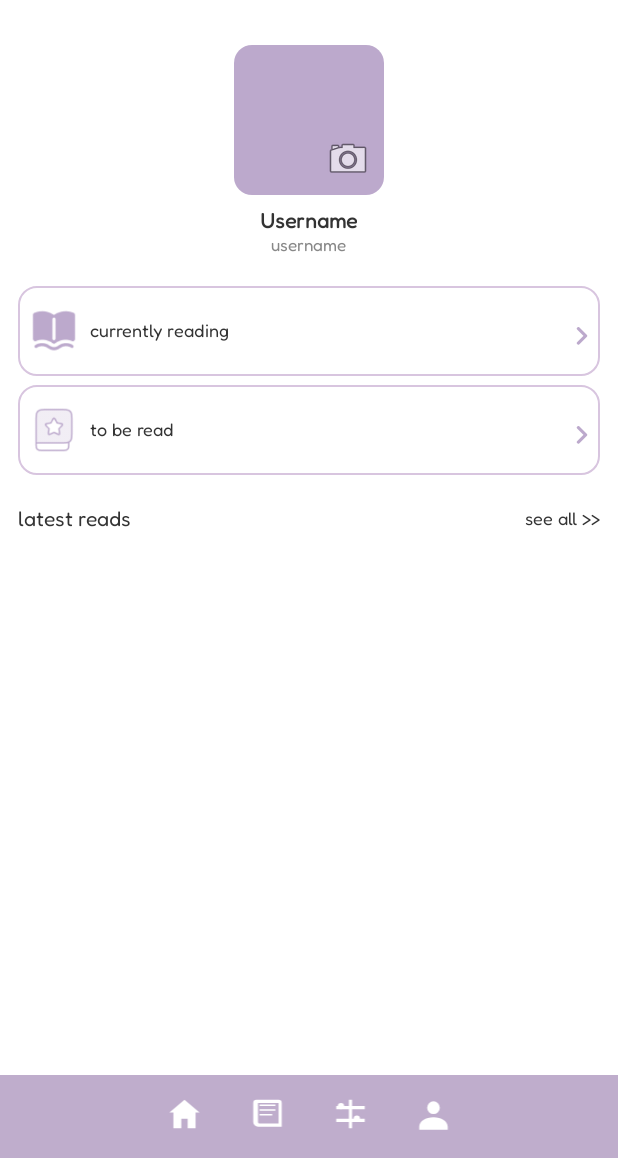
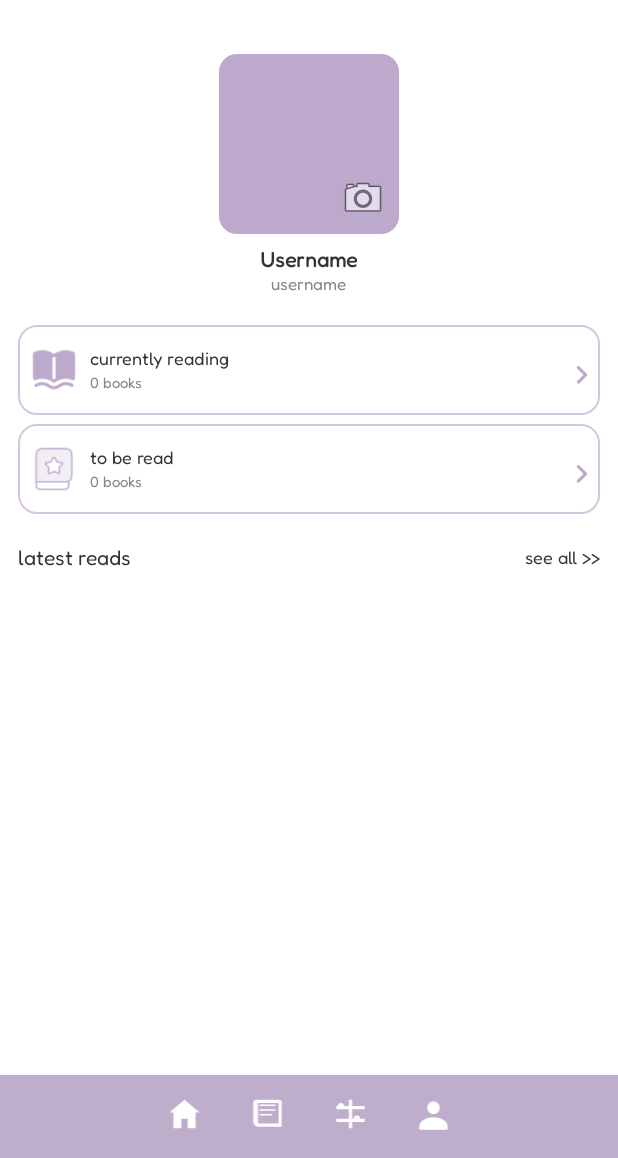
Before and after one commit to oobyruby/bookmark, an Android app: the ProfileActivity screen opened directly, with no data from a screen before it, on a phone screen of 412 x 824 dp, the part 78-1236 px from its top. Run offline under Robolectric (Android 15) with nearby library versions, the phone set to English and light mode, and no system bars; our stand-ins replace Firebase (no records; nobody signed in at launch, a user with empty details on screens opened directly); pictures from the network do not load.

Commit message:
fixed profileActivity to match the wireframes and intended fuctionality (book counter, and fixed latest reads book cover size)

```diff
--- a/app/src/main/java/uws/ac/uk/bookmark/ProfileActivity.java
+++ b/app/src/main/java/uws/ac/uk/bookmark/ProfileActivity.java
@@ -42,6 +42,10 @@ public class ProfileActivity extends AppCompatActivity {
     // used to display the user's  username and handle
     private TextView profileUsername;
     private TextView profileHandle;
+
+    // displays the number of books in each bookshelf
+    private TextView currentlyReadingCount;
+    private TextView toBeReadCount;
 
     // Firebase services
     private FirebaseAuth auth;
@@ -148,6 +152,11 @@ public class ProfileActivity extends AppCompatActivity {
         db = FirebaseFirestore.getInstance();
         // Load the user's completed books for the Profile page
         loadCompletedBooks();
+
+        // connect the bookshelf counters
+        currentlyReadingCount = findViewById(R.id.currentlyReadingCount);
+        toBeReadCount = findViewById(R.id.toBeReadCount);
+
 
         //Connect to the firebase storage bucket
         storage = FirebaseStorage.getInstance(
@@ -492,4 +501,86 @@ public class ProfileActivity extends AppCompatActivity {
                 });
     }
 
+    // load the number of books in each bookshelf
+    private void loadBookshelfCounts() {
+
+        if (auth.getCurrentUser() == null) {
+            return;
+        }
+
+        String userId = auth.getCurrentUser().getUid();
+
+        // count books currently being read
+        loadBookshelfCount(
+                userId,
+                "currently_reading",
+                currentlyReadingCount
+        );
+
+        // count books waiting to be read
+        loadBookshelfCount(
+                userId,
+                "to_be_read",
+                toBeReadCount
+        );
+    }
+
+    // find the bookshelf and count its reading entries
+    private void loadBookshelfCount(
+            String userId,
+            String listType,
+            TextView countView) {
+
+        db.collection("readingLists")
+                .whereEqualTo("userId", userId)
+                .whereEqualTo("listType", listType)
+                .limit(1)
+                .get()
+                .addOnSuccessListener(lists -> {
+
+                    // display zero if the bookshelf does not exist
+                    if (lists.isEmpty()) {
+                        countView.setText("0 books");
+                        return;
+                    }
+
+                    // get the bookshelf document ID
+                    String listId = lists.getDocuments().get(0).getId();
+
+                    // count the books belonging to this bookshelf
+                    db.collection("readingEntries")
+                            .whereEqualTo("userId", userId)
+                            .whereEqualTo("listId", listId)
+                            .whereEqualTo("completed", false)
+                            .get()
+                            .addOnSuccessListener(entries -> {
+
+                                int count = entries.size();
+
+                                // display the correct singular or plural
+                                String countText = count == 1
+                                        ? "1 book"
+                                        : count + " books";
+
+                                countView.setText(countText);
+                            })
+                            .addOnFailureListener(e -> {
+                                countView.setText("unavailable");
+                            });
+
+                })
+                .addOnFailureListener(e -> {
+                    countView.setText("unavailable");
+                });
+    }
+
+    // refresh bookshelf counts when returning to profile
+    @Override
+    protected void onResume() {
+        super.onResume();
+
+        if (auth != null && db != null) {
+            loadBookshelfCounts();
+        }
+    }
 }
--- a/app/src/main/res/layout/activity_current.xml
+++ b/app/src/main/res/layout/activity_current.xml
@@ -29,7 +29,7 @@
             android:layout_width="wrap_content"
             android:layout_height="wrap_content"
             android:layout_gravity="center"
-            android:text="Current Reading"
+            android:text="Currently Reading"
             android:textColor="#FFFFFF"
             android:textSize="22sp" />
 
--- a/app/src/main/res/layout/activity_profile.xml
+++ b/app/src/main/res/layout/activity_profile.xml
@@ -71,10 +71,10 @@
             <!-- Profile picture -->
             <FrameLayout
                 android:id="@+id/profileImageContainer"
-                android:layout_width="100dp"
-                android:layout_height="100dp"
                 android:layout_gravity="center_horizontal"
-                android:layout_marginTop="18dp"
+                android:layout_width="120dp"
+                android:layout_height="120dp"
+                android:layout_marginTop="24dp"
                 android:background="@drawable/genre_tile_background">
 
                 <ImageView
@@ -139,14 +139,30 @@
                     android:src="@drawable/openbook"
                     app:tint="#BCA9CC" />
 
-                <TextView
+                <LinearLayout
                     android:layout_width="0dp"
                     android:layout_height="wrap_content"
                     android:layout_weight="1"
                     android:layout_marginStart="8dp"
-                    android:text="currently reading"
-                    android:textColor="#333333"
-                    android:textSize="12sp" />
+                    android:orientation="vertical">
+
+                    <TextView
+                        android:layout_width="wrap_content"
+                        android:layout_height="wrap_content"
+                        android:text="currently reading"
+                        android:textColor="#333333"
+                        android:textSize="12sp" />
+
+                    <TextView
+                        android:id="@+id/currentlyReadingCount"
+                        android:layout_width="wrap_content"
+                        android:layout_height="wrap_content"
+                        android:layout_marginTop="2dp"
+                        android:text="loading..."
+                        android:textColor="#888888"
+                        android:textSize="10sp" />
+
+                </LinearLayout>
 
                 <TextView
                     android:layout_width="wrap_content"
@@ -177,14 +193,30 @@
                     android:contentDescription="To be read"
                     app:tint="#BCA9CC" />
 
-                <TextView
+                <LinearLayout
                     android:layout_width="0dp"
                     android:layout_height="wrap_content"
                     android:layout_weight="1"
                     android:layout_marginStart="8dp"
-                    android:text="to be read"
-                    android:textColor="@color/textGrey"
-                    android:textSize="12sp" />
+                    android:orientation="vertical">
+
+                    <TextView
+                        android:layout_width="wrap_content"
+                        android:layout_height="wrap_content"
+                        android:text="to be read"
+                        android:textColor="#333333"
+                        android:textSize="12sp" />
+
+                    <TextView
+                        android:id="@+id/toBeReadCount"
+                        android:layout_width="wrap_content"
+                        android:layout_height="wrap_content"
+                        android:layout_marginTop="2dp"
+                        android:text="loading..."
+                        android:textColor="#888888"
+                        android:textSize="10sp" />
+
+                </LinearLayout>
 
                 <TextView
                     android:layout_width="wrap_content"
@@ -226,7 +258,7 @@
             <androidx.recyclerview.widget.RecyclerView
                 android:id="@+id/completedBooksRecyclerView"
                 android:layout_width="match_parent"
-                android:layout_height="120dp"
+                android:layout_height="200dp"
                 android:orientation="horizontal"
                 android:clipToPadding="false"
                 android:paddingStart="4dp"
```
Also changed, not shown: app/src/main/java/uws/ac/uk/bookmark/ProfileCompletedBooksAdapter.java (+21 -23 lines), app/src/main/res/layout/item_profile_latest_read.xml (added, +27 -0 lines).
